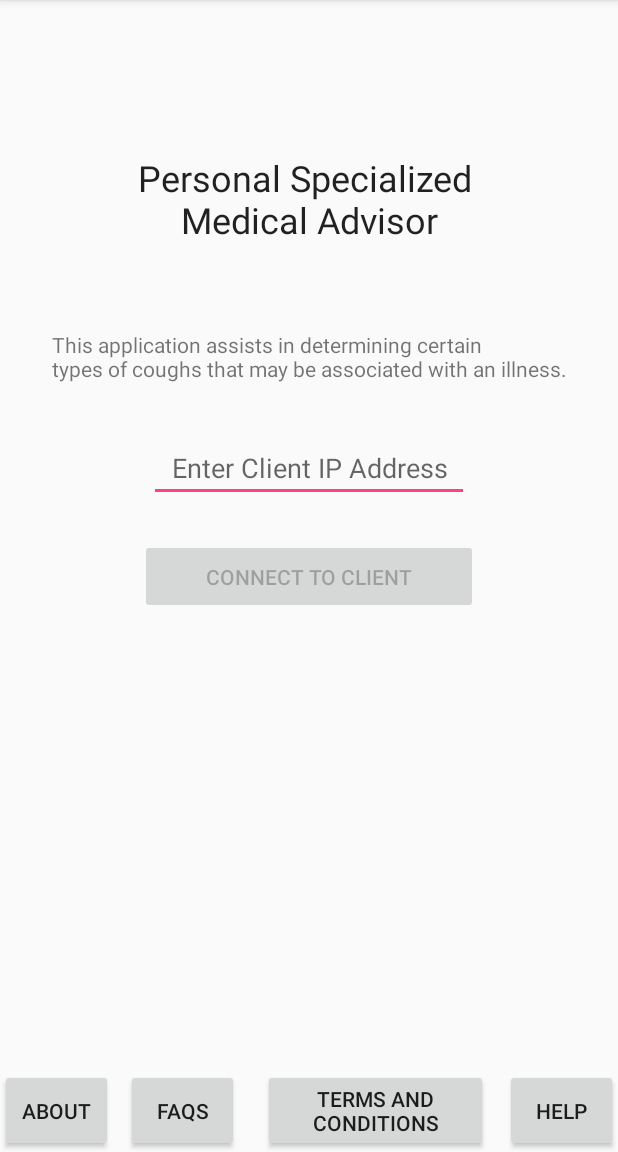
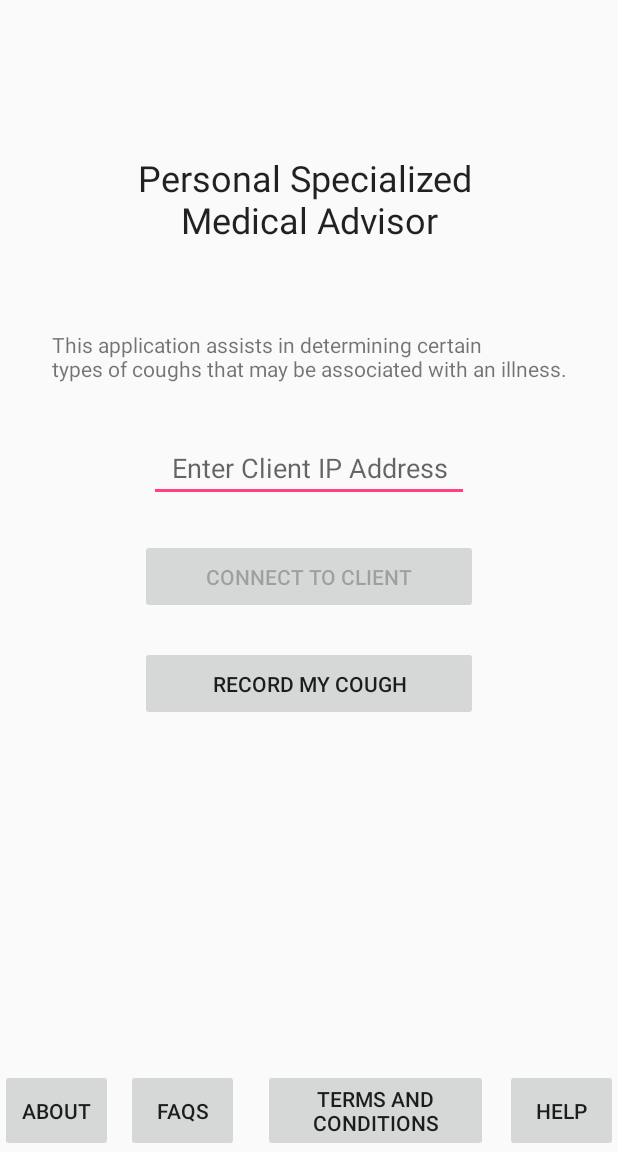
Before and after one commit to jonnn333/SeniorDesign24, an Android app: the screen it shows after launch (MainActivity), on a phone screen of 412 x 824 dp, the part 84-1236 px from its top. Run offline under Robolectric (Android 15) with nearby library versions, the phone set to English and light mode, and no system bars; 1 statement that could not run was skipped.

Commit message:
AudioRecord Update
- App no longer crashes when attempting to record
--> needed to enable mic + storage permissions on app settings of phone
- Audio currently saved as .pcm, which needs to be converted to wav
(preferably)

```diff
--- a/PSMA/app/src/main/java/capstones17_24/psma/MainActivity.java
+++ b/PSMA/app/src/main/java/capstones17_24/psma/MainActivity.java
@@ -1,5 +1,8 @@
 package capstones17_24.psma;
 
+import android.content.Intent;
+import android.media.AudioFormat;
+import android.media.AudioRecord;
 import android.os.StrictMode;
 import android.support.v7.app.AppCompatActivity;
 import android.os.Bundle;
@@ -23,6 +26,7 @@ import java.io.IOException;
 import java.util.Random;
 import static android.Manifest.permission.RECORD_AUDIO;
 import static android.Manifest.permission.WRITE_EXTERNAL_STORAGE;
+import static android.provider.AlarmClock.EXTRA_MESSAGE;
 import static capstones17_24.psma.Connection.*;
 
 import android.support.v4.app.ActivityCompat;
@@ -34,15 +38,27 @@ import org.w3c.dom.Text;
 
 public class MainActivity extends AppCompatActivity implements View.OnClickListener {
 
+    // no longer using MediaRecorder
+    //MediaRecorder myAudioRecorder = new MediaRecorder();
 
-    MediaRecorder myAudioRecorder = new MediaRecorder();
+    // 4/12/17, 1pm EDT -- attemtping to get app to record audio...LIKE A BOSS
+    // NOW: using AudioRecord built-in Android thing-a-ma-jig
+    // source: http://stackoverflow.com/questions/8499042/android-audiorecord-example
+    /*
+    NOTE: for the above, this is set up in RecordVoice Activity, will user will
+    be taken to when he/she clicks on the button that says to "Record my Cough"
+     */
+
+    // this is for connecting to the client
+    // - EditText holds IP that app user enters
+    // - String holds actual IP address to send when "connect to client" button is tapped/clicked
     private EditText clientIP_editText;
     public static String IP_Address;
 
+    // we always need this to start the app given the fact that it is an activity screen
     @Override
     protected void onCreate(Bundle savedInstanceState) {
         super.onCreate(savedInstanceState);
-
 
         StrictMode.ThreadPolicy policy = new StrictMode.ThreadPolicy.Builder().permitAll().build();
         StrictMode.setThreadPolicy(policy);
@@ -69,6 +85,11 @@ public class MainActivity extends AppCompatActivity implements View.OnClickListe
         clickTerms.setOnClickListener(this);
         Button clickHelp = (Button) findViewById(R.id.HelpClick);
         clickHelp.setOnClickListener(this);
+
+        // request recording activity screen
+        Button wantRecord = (Button) findViewById(R.id.IwantRecord);
+        wantRecord.setOnClickListener(this);
+
 /*      NOTE: Using AudioRecord, and attempting to save as WAV file. See group chat 4/5/17
         myAudioRecorder.setAudioSource(MediaRecorder.AudioSource.MIC);
         myAudioRecorder.setOutputFormat(MediaRecorder.OutputFormat.THREE_GPP);
@@ -81,6 +102,9 @@ public class MainActivity extends AppCompatActivity implements View.OnClickListe
         }*/
     }
 
+    //----------------------------------------------------------------------------------------
+    // Functions that are called for related UI interaction between app and user
+    //----------------------------------------------------------------------------------------
     public void onClick(View v) {
         switch (v.getId()) {
             case R.id.LoginButton: {
@@ -116,6 +140,17 @@ public class MainActivity extends AppCompatActivity implements View.OnClickListe
             case R.id.HelpClick: {
                 // go to Help Page
                 Toast.makeText(this, "You clicked the 'Help' button", Toast.LENGTH_SHORT).show();
+                break;
+            }
+            case R.id.IwantRecord: {
+                // go to the RecordVoice Activity screen
+                Toast.makeText(this, "Changing to recording screen...", Toast.LENGTH_SHORT).show();
+                Intent intent = new Intent(this, RecordVoice.class);
+                //EditText editText = (EditText) findViewById(R.id.editText);
+                //String message = editText.getText().toString();
+                //intent.putExtra(EXTRA_MESSAGE, message);
+                startActivity(intent);
+
                 break;
             }
         }
--- a/PSMA/app/src/main/res/layout/activity_main.xml
+++ b/PSMA/app/src/main/res/layout/activity_main.xml
@@ -10,17 +10,19 @@
 
     <!--
         TODO: 4/3/17, 4:37pm EDT
-        (done) 1) change font of title - script is weird, yo
-        2) add activity to record the voice
-        (done) 3) remove login/create account and directly access feature
-        4) add voice recording capabilities and persistence principles
-        4.1) save as sound file, but test with message first)
-        5) integrate with MATLAB using TCP/IP sockets, Chall(FTP client)
-        6) debug and refine
-        (done) 7) app permissions
-        8) refine layout/aesthetics and such
-        9) debug and refine
-        10) prep for presentation (unrelated to app design)
+        TODO: Tackling addl todo's in this list as well as in Meeting Minutes 4/10/17
+        - add activity to record the voice
+        - add voice recording capabilities and persistence principles
+        - save as sound file, but test with message first)
+        - debug and refine
+        - app permissions, re-check
+        - refine layout/aesthetics and such
+        - debug and refine
+
+        (done) change font of title - script is weird, yo
+        (done) remove login/create account and directly access feature
+        (done) integrate with MATLAB using TCP/IP sockets, Chall(FTP client)
+        (done) prep for presentation (unrelated to app design)
 
         -->
     <TextView
@@ -61,6 +63,19 @@
         app:layout_constraintRight_toRightOf="parent"
         app:layout_constraintTop_toTopOf="parent"
         android:onClick="LoginClick"
+        />
+
+    <Button
+        android:layout_width="225dp"
+        android:layout_height="50dp"
+        android:text="Record my Cough"
+        android:id="@+id/IwantRecord"
+        app:layout_constraintBottom_toBottomOf="parent"
+        app:layout_constraintLeft_toLeftOf="parent"
+        app:layout_constraintRight_toRightOf="parent"
+        app:layout_constraintTop_toTopOf="parent"
+        android:onClick="wantRecord"
+        app:layout_constraintVertical_bias="0.6"
         />
 
     <!--
--- a/PSMA/build.gradle
+++ b/PSMA/build.gradle
@@ -5,7 +5,7 @@ buildscript {
         jcenter()
     }
     dependencies {
-        classpath 'com.android.tools.build:gradle:2.3.0'
+        classpath 'com.android.tools.build:gradle:2.3.1'
 
         // NOTE: Do not place your application dependencies here; they belong
         // in the individual module build.gradle files
```
Also changed, not shown: PSMA/app/src/main/AndroidManifest.xml (+14 -4 lines), PSMA/app/src/main/java/capstones17_24/psma/RecordVoice.java (added, +161 -0 lines), PSMA/app/src/main/res/layout/activity_record_voice.xml (added, +45 -0 lines), PSMA/app/src/main/res/drawable/capture.JPG (added), 1 other file.
